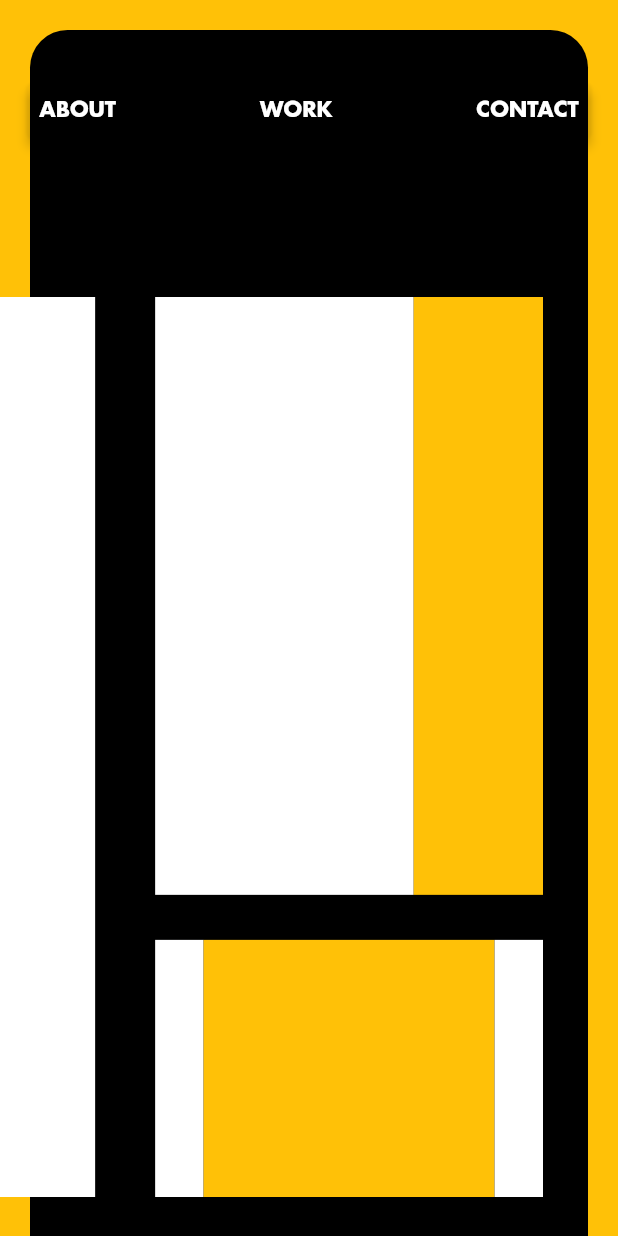
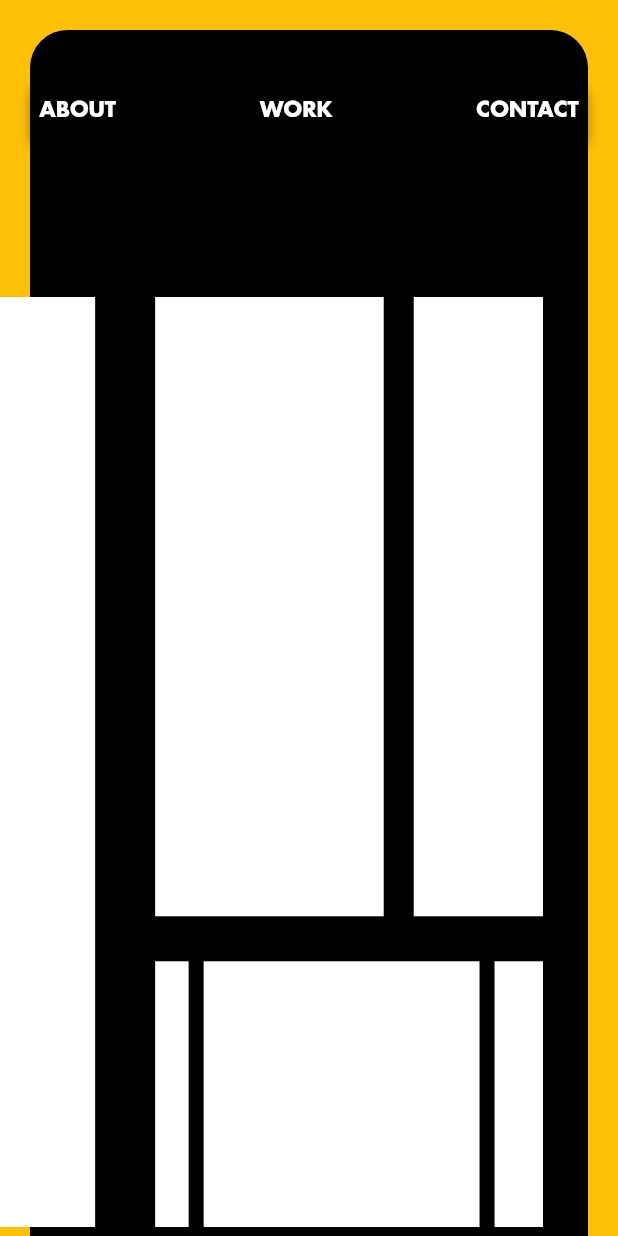
Before and after one commit to spatialretrace/sr-website, a Flutter app: the AboutPage screen opened by its route, on a phone screen of 412 x 824 dp. Run offline on Flutter 3.47's test engine with Material 2 defaults, Android fonts, the phone set to English and light mode, and no system bars; our stand-ins replace font_awesome_flutter; missing offline and left inert: dart:html.

Commit message:
Refactoring all sections in about page

```diff
--- a/my_landing_page/lib/about_page.dart
+++ b/my_landing_page/lib/about_page.dart
@@ -1,5 +1,8 @@
 import 'package:flutter/material.dart';
+import 'package:my_landing_page/curve_n_face.dart';
 import 'package:my_landing_page/footer_section.dart';
+import 'package:my_landing_page/intro_video_bio.dart';
+import 'package:my_landing_page/reviews.dart';
 import 'package:my_landing_page/web_BG.dart';
 import 'package:my_landing_page/web_nav.dart';
 
@@ -43,18 +46,14 @@ class AboutPage extends StatelessWidget {
                       right: 50,
                       bottom: 50,
                     ),
-                    height: 700,
+                    height: 720,
                     child: Row(
                       children: [
                         //WEIRD CURVE AND FACE SECTION
-                        Expanded(
-                          flex: 2,
-                          child: Container(
-                            margin: EdgeInsets.only(right: 40),
-                            // padding: EdgeInsets.only(right: 50),
-                            color: Colors.white,
-                          ),
+                        CurveNFace(
+                          widgetFlex: 2,
                         ),
+                        //ABOUT CONTENT SECTION
                         Expanded(
                           flex: 5,
                           child: Container(
@@ -62,58 +61,11 @@ class AboutPage extends StatelessWidget {
                             child: Column(
                               children: [
                                 //INTRO VIDEO & BIO SECTION
-                                Expanded(
-                                  flex: 5,
-                                  child: Container(
-                                    padding: EdgeInsets.only(
-                                      bottom: 30,
-                                    ),
-                                    child: Row(
-                                      children: [
-                                        Expanded(
-                                          flex: 4,
-                                          child: Container(
-                                            color: Colors.white,
-                                          ),
-                                        ),
-                                        Expanded(
-                                          flex: 2,
-                                          child: Container(
-                                            color: Colors.amber,
-                                          ),
-                                        ),
-                                      ],
-                                    ),
-                                  ),
+                                IntroVideoBio(
+                                  widgetFlex: 5,
                                 ),
                                 //REVIEWS SECTION
-                                Expanded(
-                                  flex: 2,
-                                  child: Container(
-                                    child: Row(
-                                      children: [
-                                        Expanded(
-                                          flex: 1,
-                                          child: Container(
-                                            color: Colors.white,
-                                          ),
-                                        ),
-                                        Expanded(
-                                          flex: 6,
-                                          child: Container(
-                                            color: Colors.amber,
-                                          ),
-                                        ),
-                                        Expanded(
-                                          flex: 1,
-                                          child: Container(
-                                            color: Colors.white,
-                                          ),
-                                        ),
-                                      ],
-                                    ),
-                                  ),
-                                ),
+                                Reviews(),
                               ],
                             ),
                           ),
@@ -121,7 +73,6 @@ class AboutPage extends StatelessWidget {
                       ],
                     ),
                   ),
-
                   //FOOTER SECTION
                   FooterSection(),
                 ],
--- /dev/null
+++ b/my_landing_page/lib/bio_text.dart
@@ -0,0 +1,17 @@
+import 'package:flutter/material.dart';
+
+class BioText extends StatelessWidget {
+  const BioText({
+    Key key,
+  }) : super(key: key);
+
+  @override
+  Widget build(BuildContext context) {
+    return Expanded(
+      flex: 2,
+      child: Container(
+        color: Colors.white,
+      ),
+    );
+  }
+}
--- /dev/null
+++ b/my_landing_page/lib/curve_n_face.dart
@@ -0,0 +1,20 @@
+import 'package:flutter/material.dart';
+
+class CurveNFace extends StatelessWidget {
+  const CurveNFace({
+    Key key,
+    @required this.widgetFlex,
+  }) : super(key: key);
+  final int widgetFlex;
+  @override
+  Widget build(BuildContext context) {
+    return Expanded(
+      flex: widgetFlex,
+      child: Container(
+        margin: EdgeInsets.only(right: 40),
+        // padding: EdgeInsets.only(right: 50),
+        color: Colors.white,
+      ),
+    );
+  }
+}
--- /dev/null
+++ b/my_landing_page/lib/intro_video.dart
@@ -0,0 +1,18 @@
+import 'package:flutter/material.dart';
+
+class IntroVideo extends StatelessWidget {
+  const IntroVideo({
+    Key key,
+  }) : super(key: key);
+
+  @override
+  Widget build(BuildContext context) {
+    return Expanded(
+      flex: 4,
+      child: Container(
+        margin: EdgeInsets.only(right: 20),
+        color: Colors.white,
+      ),
+    );
+  }
+}
--- /dev/null
+++ b/my_landing_page/lib/intro_video_bio.dart
@@ -0,0 +1,31 @@
+import 'package:flutter/material.dart';
+import 'package:my_landing_page/bio_text.dart';
+import 'package:my_landing_page/intro_video.dart';
+
+class IntroVideoBio extends StatelessWidget {
+  const IntroVideoBio({
+    Key key,
+    @required this.widgetFlex,
+  }) : super(key: key);
+  final int widgetFlex;
+
+  @override
+  Widget build(BuildContext context) {
+    return Expanded(
+      flex: widgetFlex,
+      child: Container(
+        padding: EdgeInsets.only(
+          bottom: 30,
+        ),
+        child: Row(
+          children: [
+            //INTRO VIDEO SECTION
+            IntroVideo(),
+            //BIO TEXT SECTION
+            BioText(),
+          ],
+        ),
+      ),
+    );
+  }
+}
--- /dev/null
+++ b/my_landing_page/lib/review_list.dart
@@ -0,0 +1,18 @@
+import 'package:flutter/material.dart';
+
+class ReviewList extends StatelessWidget {
+  const ReviewList({
+    Key key,
+  }) : super(key: key);
+
+  @override
+  Widget build(BuildContext context) {
+    return Expanded(
+      flex: 6,
+      child: Container(
+        margin: EdgeInsets.only(right: 10),
+        color: Colors.white,
+      ),
+    );
+  }
+}
--- /dev/null
+++ b/my_landing_page/lib/reviews.dart
@@ -0,0 +1,36 @@
+import 'package:flutter/material.dart';
+import 'package:my_landing_page/review_list.dart';
+
+class Reviews extends StatelessWidget {
+  const Reviews({
+    Key key,
+  }) : super(key: key);
+
+  @override
+  Widget build(BuildContext context) {
+    return Expanded(
+      flex: 2,
+      child: Container(
+        child: Row(
+          children: [
+            Expanded(
+              flex: 1,
+              child: Container(
+                margin: EdgeInsets.only(right: 10),
+                color: Colors.white,
+              ),
+            ),
+            //REVIEW LIST SECTION
+            ReviewList(),
+            Expanded(
+              flex: 1,
+              child: Container(
+                color: Colors.white,
+              ),
+            ),
+          ],
+        ),
+      ),
+    );
+  }
+}
```
